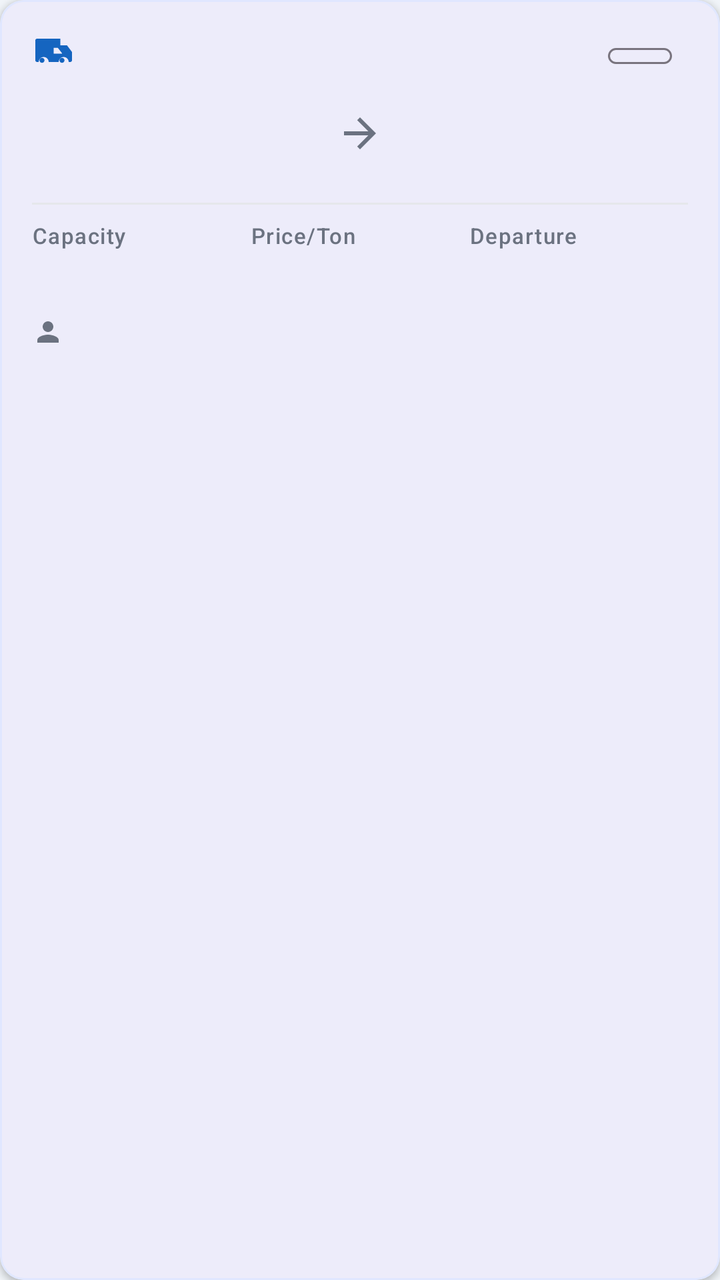
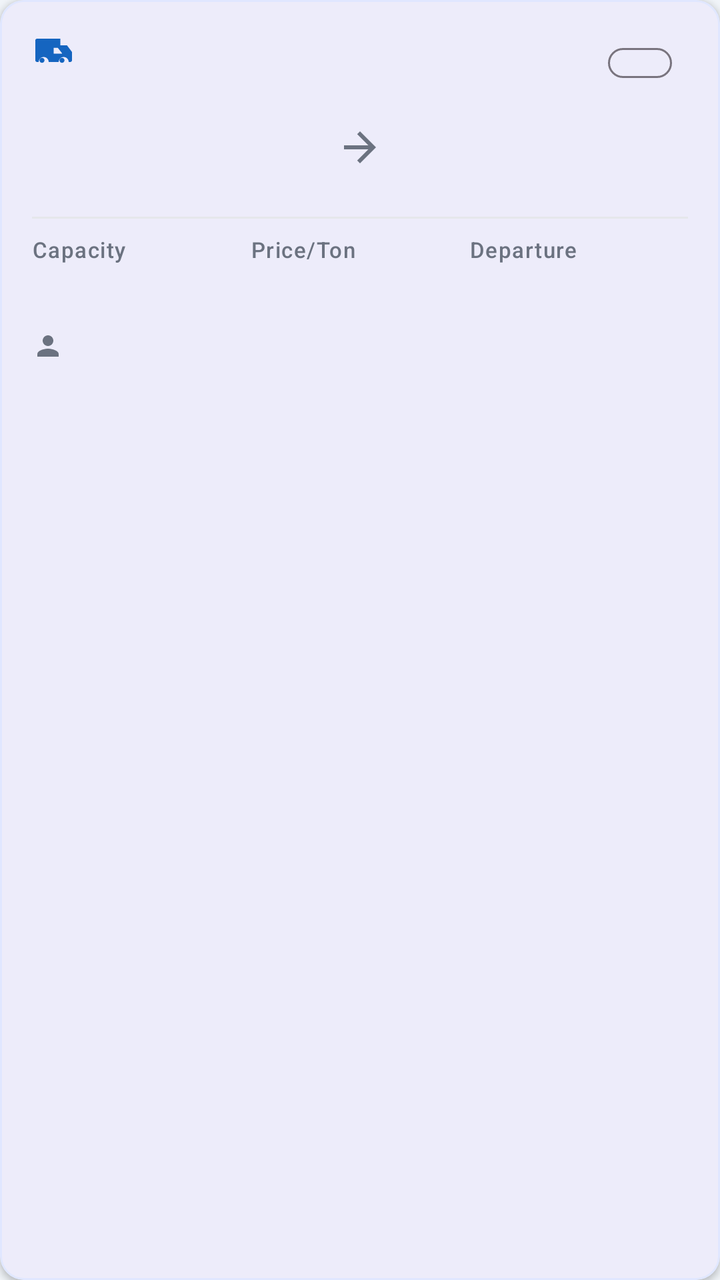

Screens rendered from an Android XML layout before and after an edit, with the pre-edit source and the edit as a unified diff.
<!-- AndroidManifest.xml: application theme Theme.FreightConnect -->
<!-- res/layout/item_route_card.xml -->
<?xml version="1.0" encoding="utf-8"?>
<com.google.android.material.card.MaterialCardView xmlns:android="http://schemas.android.com/apk/res/android"
    xmlns:app="http://schemas.android.com/apk/res-auto"
    android:layout_width="match_parent"
    android:layout_height="wrap_content"
    android:layout_margin="8dp"
    app:cardCornerRadius="12dp"
    app:cardElevation="2dp"
    app:strokeColor="@color/card_stroke"
    app:strokeWidth="1dp">

    <LinearLayout
        android:layout_width="match_parent"
        android:layout_height="wrap_content"
        android:orientation="vertical"
        android:padding="16dp">

        
        <LinearLayout
            android:layout_width="match_parent"
            android:layout_height="wrap_content"
            android:layout_marginBottom="12dp"
            android:orientation="horizontal">

            <LinearLayout
                android:layout_width="0dp"
                android:layout_height="wrap_content"
                android:layout_weight="1"
                android:orientation="horizontal">

                <ImageView
                    android:layout_width="20dp"
                    android:layout_height="20dp"
                    android:layout_marginEnd="8dp"
                    android:src="@drawable/ic_truck"
                    app:tint="@color/primary" />

                <TextView
                    android:id="@+id/tvVehicleType"
                    android:layout_width="wrap_content"
                    android:layout_height="wrap_content"
                    android:textAppearance="@style/TextAppearance.Material3.LabelLarge"
                    android:textColor="@color/primary"
                    android:textStyle="bold" />
            </LinearLayout>

            <com.google.android.material.chip.Chip
                android:id="@+id/tvStatus"
                style="@style/Widget.Material3.Chip.Assist"
                android:layout_width="wrap_content"
                android:layout_height="24dp"
                android:textSize="11sp" />
        </LinearLayout>

        
        <LinearLayout
            android:layout_width="match_parent"
            android:layout_height="wrap_content"
            android:layout_marginBottom="12dp"
            android:orientation="horizontal">

            <TextView
                android:id="@+id/tvFromCity"
                android:layout_width="0dp"
                android:layout_height="wrap_content"
                android:layout_weight="1"
                android:textAppearance="@style/TextAppearance.Material3.TitleLarge"
                android:textStyle="bold" />

            <ImageView
                android:layout_width="24dp"
                android:layout_height="24dp"
                android:layout_gravity="center"
                android:layout_marginHorizontal="8dp"
                android:src="@drawable/ic_arrow_forward"
                app:tint="@color/text_secondary" />

            <TextView
                android:id="@+id/tvToCity"
                android:layout_width="0dp"
                android:layout_height="wrap_content"
                android:layout_weight="1"
                android:gravity="end"
                android:textAppearance="@style/TextAppearance.Material3.TitleLarge"
                android:textStyle="bold" />
        </LinearLayout>

        <View
            android:layout_width="match_parent"
            android:layout_height="1dp"
            android:layout_marginVertical="8dp"
            android:background="@color/divider" />

        
        <LinearLayout
            android:layout_width="match_parent"
            android:layout_height="wrap_content"
            android:layout_marginBottom="8dp"
            android:orientation="horizontal">

            <LinearLayout
                android:layout_width="0dp"
                android:layout_height="wrap_content"
                android:layout_weight="1"
                android:orientation="vertical">

                <TextView
                    android:layout_width="wrap_content"
                    android:layout_height="wrap_content"
                    android:text="Capacity"
                    android:textAppearance="@style/TextAppearance.Material3.LabelSmall"
                    android:textColor="@color/text_secondary" />

                <TextView
                    android:id="@+id/tvCapacity"
                    android:layout_width="wrap_content"
                    android:layout_height="wrap_content"
                    android:layout_marginTop="2dp"
                    android:textAppearance="@style/TextAppearance.Material3.BodyMedium"
                    android:textStyle="bold" />
            </LinearLayout>

            <LinearLayout
                android:layout_width="0dp"
                android:layout_height="wrap_content"
                android:layout_weight="1"
                android:orientation="vertical">

                <TextView
                    android:layout_width="wrap_content"
                    android:layout_height="wrap_content"
                    android:text="Price/Ton"
                    android:textAppearance="@style/TextAppearance.Material3.LabelSmall"
                    android:textColor="@color/text_secondary" />

                <TextView
                    android:id="@+id/tvPricePerTon"
                    android:layout_width="wrap_content"
                    android:layout_height="wrap_content"
                    android:layout_marginTop="2dp"
                    android:textAppearance="@style/TextAppearance.Material3.BodyMedium"
                    android:textColor="@color/primary"
                    android:textStyle="bold" />
            </LinearLayout>

            <LinearLayout
                android:layout_width="0dp"
                android:layout_height="wrap_content"
                android:layout_weight="1"
                android:orientation="vertical">

                <TextView
                    android:layout_width="wrap_content"
                    android:layout_height="wrap_content"
                    android:text="Departure"
                    android:textAppearance="@style/TextAppearance.Material3.LabelSmall"
                    android:textColor="@color/text_secondary" />

                <TextView
                    android:id="@+id/tvDepartureDate"
                    android:layout_width="wrap_content"
                    android:layout_height="wrap_content"
                    android:layout_marginTop="2dp"
                    android:textAppearance="@style/TextAppearance.Material3.BodyMedium"
                    android:textStyle="bold" />
            </LinearLayout>
        </LinearLayout>

        
        <LinearLayout
            android:layout_width="match_parent"
            android:layout_height="wrap_content"
            android:layout_marginTop="4dp"
            android:orientation="horizontal">

            <ImageView
                android:layout_width="16dp"
                android:layout_height="16dp"
                android:layout_marginEnd="6dp"
                android:src="@drawable/ic_person"
                app:tint="@color/text_secondary" />

            <TextView
                android:id="@+id/tvFleetOwner"
                android:layout_width="0dp"
                android:layout_height="wrap_content"
                android:layout_weight="1"
                android:textAppearance="@style/TextAppearance.Material3.BodySmall"
                android:textColor="@color/text_secondary" />
        </LinearLayout>
    </LinearLayout>
</com.google.android.material.card.MaterialCardView>
<!-- resources referenced by this layout -->
<resources>
  <color name="card_stroke">#E0E7FF</color>
  <color name="divider">#E5E7EB</color>
  <color name="primary">#1565C0</color>
  <color name="text_secondary">#6B7280</color>
  <!-- drawable ic_arrow_forward (drawable) -->
  <vector xmlns:android="http://schemas.android.com/apk/res/android" android:width="24dp" android:height="24dp" android:viewportWidth="24" android:viewportHeight="24"><path android:fillColor="#FF000000" android:pathData="M12,4l-1.41,1.41L16.17,11H4v2h12.17l-5.58,5.59L12,20l8,-8z"/></vector>
  <!-- drawable ic_person (drawable) -->
  <vector xmlns:android="http://schemas.android.com/apk/res/android" android:width="24dp" android:height="24dp" android:viewportWidth="24" android:viewportHeight="24"><path android:fillColor="#FF000000" android:pathData="M12,12c2.21,0 4,-1.79 4,-4s-1.79,-4 -4,-4 -4,1.79 -4,4 1.79,4 4,4zM12,14c-2.67,0 -8,1.34 -8,4v2h16v-2c0,-2.66 -5.33,-4 -8,-4z"/></vector>
  <!-- drawable ic_truck (drawable) -->
  <vector xmlns:android="http://schemas.android.com/apk/res/android" android:width="24dp" android:height="24dp" android:viewportWidth="24" android:viewportHeight="24"><path android:fillColor="#FF000000" android:pathData="M18,18.5c-0.83,0 -1.5,-0.67 -1.5,-1.5s0.67,-1.5 1.5,-1.5 1.5,0.67 1.5,1.5 -0.67,1.5 -1.5,1.5zM6,18.5c-0.83,0 -1.5,-0.67 -1.5,-1.5s0.67,-1.5 1.5,-1.5 1.5,0.67 1.5,1.5 -0.67,1.5 -1.5,1.5zM20,8h-3V4H3c-0.55,0 -1,0.45 -1,1v12c0,0.55 0.45,1 1,1h1c0,-1.66 1.34,-3 3,-3s3,1.34 3,3h6c0,-1.66 1.34,-3 3,-3s3,1.34 3,3h1c0.55,0 1,-0.45 1,-1v-5l-3,-4zM18,13h-5V9.5h2.5l2.5,3.21V13z"/></vector>
  <style name="Theme.FreightConnect" parent="Theme.Material3.Light.NoActionBar">
          <item name="colorPrimary">@color/primary</item>
          <item name="colorPrimaryDark">@color/primary_dark</item>
          <item name="colorPrimaryVariant">@color/primary_light</item>
          <item name="colorOnPrimary">@android:color/white</item>
          <item name="colorSecondary">@color/secondary</item>
          <item name="colorError">@color/error_red</item>
          <item name="android:windowBackground">@color/bg_main</item>
          <item name="android:navigationBarColor">@android:color/white</item>
          <item name="android:windowLightNavigationBar">true</item>
          <item name="android:statusBarColor">@color/primary</item>
      </style>
  <color name="primary_dark">#0D47A1</color>
  <color name="primary_light">#90CAF9</color>
  <color name="secondary">#FF6D00</color>
  <color name="error_red">#E53935</color>
  <color name="bg_main">#F0F4F8</color>
</resources>

<!-- the commit's change to res/layout/item_route_card.xml (unified diff, before → after) -->
@@ -48,7 +48,7 @@
                 android:id="@+id/tvStatus"
                 style="@style/Widget.Material3.Chip.Assist"
                 android:layout_width="wrap_content"
-                android:layout_height="24dp"
+                android:layout_height="31dp"
                 android:textSize="11sp" />
         </LinearLayout>
 
@@ -171,6 +171,7 @@
             android:layout_width="match_parent"
             android:layout_height="wrap_content"
             android:layout_marginTop="4dp"
+            android:layout_marginBottom="8dp"
             android:orientation="horizontal">
 
             <ImageView
@@ -188,5 +189,65 @@
                 android:textAppearance="@style/TextAppearance.Material3.BodySmall"
                 android:textColor="@color/text_secondary" />
         </LinearLayout>
+
+        
+        <LinearLayout
+            android:layout_width="match_parent"
+            android:layout_height="wrap_content"
+            android:orientation="horizontal"
+            android:gravity="center_vertical">
+
+            
+            <TextView
+                android:id="@+id/tvRating"
+                android:layout_width="wrap_content"
+                android:layout_height="wrap_content"
+                android:layout_marginEnd="12dp"
+                android:textAppearance="@style/TextAppearance.Material3.LabelSmall"
+                android:textColor="@color/color_warning"
+                android:textStyle="bold" />
+
+            
+            <TextView
+                android:id="@+id/tvTripCount"
+                android:layout_width="wrap_content"
+                android:layout_height="wrap_content"
+                android:layout_marginEnd="12dp"
+                android:textAppearance="@style/TextAppearance.Material3.LabelSmall"
+                android:textColor="@color/text_secondary" />
+
+            
+            <TextView
+                android:id="@+id/tvVerified"
+                android:layout_width="wrap_content"
+                android:layout_height="wrap_content"
+                android:textAppearance="@style/TextAppearance.Material3.LabelSmall"
+                android:textColor="@color/color_success"
+                android:textStyle="bold"
+                android:visibility="gone" />
+        </LinearLayout>
+
+        
+        <LinearLayout
+            android:layout_width="wrap_content"
+            android:layout_height="wrap_content"
+            android:layout_marginTop="8dp"
+            android:orientation="horizontal"
+            android:gravity="center_vertical">
+
+            <ImageView
+                android:id="@+id/ivAvailability"
+                android:layout_width="16dp"
+                android:layout_height="16dp"
+                android:layout_marginEnd="6dp"
+                android:scaleType="centerInside" />
+
+            <TextView
+                android:id="@+id/tvAvailability"
+                android:layout_width="wrap_content"
+                android:layout_height="wrap_content"
+                android:textAppearance="@style/TextAppearance.Material3.LabelSmall"
+                android:textStyle="bold" />
+        </LinearLayout>
     </LinearLayout>
 </com.google.android.material.card.MaterialCardView>
<!-- resource entries referenced after the edit -->
@@ -1,6 +1,8 @@
 <!-- resources referenced by this layout -->
 <resources>
   <color name="card_stroke">#E0E7FF</color>
+  <color name="color_success">#4CAF50</color>
+  <color name="color_warning">#FFC107</color>
   <color name="divider">#E5E7EB</color>
   <color name="primary">#1565C0</color>
   <color name="text_secondary">#6B7280</color>
